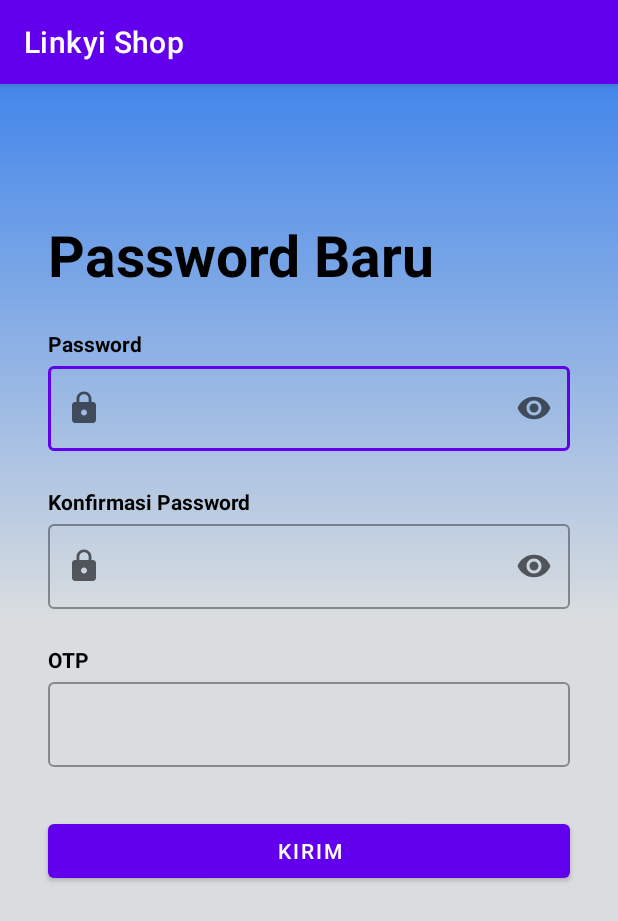
After one commit to Linkyi-Shop/linkyi-mobile, an Android app: the NewPasswordActivity screen opened directly, with no data from a screen before it, on a phone screen of 412 x 824 dp. The commit adds this screen. Shown: the top 921 px of the screen. Run offline under Robolectric (Android 15) with nearby library versions, the phone set to English and light mode, and no system bars.

Commit message:
Added Forgot Password and New Password

```diff
--- a/app/src/main/java/com/example/linkyishop/data/ViewModelFactory.kt
+++ b/app/src/main/java/com/example/linkyishop/data/ViewModelFactory.kt
@@ -6,7 +6,9 @@ import androidx.lifecycle.ViewModelProvider
 import com.example.linkyishop.data.repository.UserRepository
 import com.example.linkyishop.di.Injection
 import com.example.linkyishop.ui.login.LoginViewModel
+import com.example.linkyishop.ui.lupaPassword.LupaPasswordViewModel
 import com.example.linkyishop.ui.main.MainViewModel
+import com.example.linkyishop.ui.newPassword.NewPasswordViewModel
 import com.example.linkyishop.ui.otp.OtpViewModel
 import com.example.linkyishop.ui.register.RegisterViewModel
 
@@ -26,6 +28,12 @@ class ViewModelFactory(private val repository: UserRepository) : ViewModelProvid
             modelClass.isAssignableFrom(LoginViewModel::class.java) -> {
                 LoginViewModel(repository) as T
             }
+            modelClass.isAssignableFrom(LupaPasswordViewModel::class.java) -> {
+                LupaPasswordViewModel(repository) as T
+            }
+            modelClass.isAssignableFrom(NewPasswordViewModel::class.java) -> {
+                NewPasswordViewModel(repository) as T
+            }
             else -> throw IllegalArgumentException("Unknown ViewModel class: " + modelClass.name)
         }
     }
--- /dev/null
+++ b/app/src/main/java/com/example/linkyishop/ui/newPassword/NewPasswordActivity.kt
@@ -0,0 +1,71 @@
+package com.example.linkyishop.ui.newPassword
+
+import android.content.Intent
+import android.os.Bundle
+import android.widget.Toast
+import androidx.activity.enableEdgeToEdge
+import androidx.activity.viewModels
+import androidx.appcompat.app.AppCompatActivity
+import androidx.core.view.ViewCompat
+import androidx.core.view.WindowInsetsCompat
+import androidx.lifecycle.Observer
+import com.example.linkyishop.R
+import com.example.linkyishop.data.ViewModelFactory
+import com.example.linkyishop.databinding.ActivityNewPasswordBinding
+import com.example.linkyishop.ui.login.LoginActivity
+
+class NewPasswordActivity : AppCompatActivity() {
+    private lateinit var binding: ActivityNewPasswordBinding
+
+    private val viewModel by viewModels<NewPasswordViewModel> {
+        ViewModelFactory.getInstance(this)
+    }
+
+    override fun onCreate(savedInstanceState: Bundle?) {
+        super.onCreate(savedInstanceState)
+        enableEdgeToEdge()
+        binding = ActivityNewPasswordBinding.inflate(layoutInflater)
+        setContentView(binding.root)
+
+
+        ViewCompat.setOnApplyWindowInsetsListener(findViewById(R.id.main)) { v, insets ->
+            val systemBars = insets.getInsets(WindowInsetsCompat.Type.systemBars())
+            v.setPadding(systemBars.left, systemBars.top, systemBars.right, systemBars.bottom)
+            insets
+        }
+
+        binding.btnSubmit.setOnClickListener {
+            val password = binding.passwordEditText.text.toString().trim()
+            val confirmPassword = binding.confirmPasswordEditText.text.toString().trim()
+            val otp = binding.otpEditText.text.toString().toInt()
+
+            if (isValidInput(password, confirmPassword, otp)) {
+                viewModel.changePassword(password, confirmPassword, otp)
+            } else {
+                Toast.makeText(this, "Input tidak valid", Toast.LENGTH_SHORT).show()
+            }
+        }
+
+        viewModel.passwordChanged.observe(this, Observer { changed ->
+            if (changed) {
+                Toast.makeText(this, "Password berhasil diubah", Toast.LENGTH_SHORT).show()
+                navigateToLogin()
+            } else {
+                Toast.makeText(this, "Gagal mengubah password", Toast.LENGTH_SHORT).show()
+            }
+        })
+    }
+
+    private fun isValidInput(newPassword: String, confirmPassword: String, otp: Int): Boolean {
+        return newPassword.isNotEmpty() && confirmPassword.isNotEmpty() && newPassword == confirmPassword && otp > 0
+    }
+
+
+
+    private fun navigateToLogin() {
+        val intent = Intent(this, LoginActivity::class.java)
+        intent.addFlags(Intent.FLAG_ACTIVITY_CLEAR_TOP or Intent.FLAG_ACTIVITY_NEW_TASK)
+        startActivity(intent)
+        finish() // Optional: Sebaiknya selesaikan activity ini agar tidak bisa kembali ke halaman reset password
+    }
+}
--- a/app/src/main/res/layout/activity_login.xml
+++ b/app/src/main/res/layout/activity_login.xml
@@ -56,7 +56,7 @@
         android:layout_height="wrap_content"
         android:layout_marginStart="32dp"
         android:layout_marginTop="24dp"
-        android:text="@string/name"
+        android:text="@string/email"
         android:textColor="@color/black"
         android:textStyle="bold"
         app:layout_constraintStart_toStartOf="parent"
@@ -73,7 +73,7 @@
         app:layout_constraintEnd_toEndOf="parent"
         app:layout_constraintStart_toStartOf="parent"
         app:layout_constraintTop_toBottomOf="@id/nameTextView"
-        app:startIconDrawable="@drawable/ic_baseline_person_24"
+        app:startIconDrawable="@drawable/ic_baseline_email_24"
         tools:alpha="100">
 
         <com.google.android.material.textfield.TextInputEditText
--- /dev/null
+++ b/app/src/main/res/layout/activity_new_password.xml
@@ -0,0 +1,146 @@
+<?xml version="1.0" encoding="utf-8"?>
+<androidx.constraintlayout.widget.ConstraintLayout xmlns:android="http://schemas.android.com/apk/res/android"
+    xmlns:app="http://schemas.android.com/apk/res-auto"
+    xmlns:tools="http://schemas.android.com/tools"
+    android:id="@+id/main"
+    android:layout_width="match_parent"
+    android:layout_height="match_parent"
+    tools:context=".ui.newPassword.NewPasswordActivity"
+    android:background="@drawable/gradient_background">
+
+    <TextView
+        android:id="@+id/title2TextView"
+        android:layout_width="0dp"
+        android:layout_height="wrap_content"
+        android:layout_marginStart="32dp"
+        android:layout_marginTop="88dp"
+        android:layout_marginEnd="32dp"
+        android:text="Password Baru"
+        android:textColor="@color/black"
+        android:textSize="38sp"
+        android:textStyle="bold"
+        app:layout_constraintEnd_toEndOf="parent"
+        app:layout_constraintHorizontal_bias="0.5"
+        app:layout_constraintStart_toStartOf="parent"
+        app:layout_constraintTop_toTopOf="parent"
+        tools:alpha="100" />
+
+    <TextView
+        android:id="@+id/passwordTextView"
+        android:layout_width="wrap_content"
+        android:layout_height="wrap_content"
+        android:layout_marginStart="32dp"
+        android:layout_marginTop="24dp"
+        android:text="Password"
+        android:textColor="@color/black"
+        android:textStyle="bold"
+        app:layout_constraintStart_toStartOf="parent"
+        app:layout_constraintTop_toBottomOf="@id/title2TextView"
+        tools:alpha="100" />
+
+    <com.google.android.material.textfield.TextInputLayout
+        android:id="@+id/passwordEditTextLayout"
+        style="@style/Widget.MaterialComponents.TextInputLayout.OutlinedBox"
+        android:layout_width="0dp"
+        android:layout_height="wrap_content"
+        android:layout_marginStart="32dp"
+        android:layout_marginEnd="32dp"
+        app:endIconMode="password_toggle"
+        app:layout_constraintEnd_toEndOf="parent"
+        app:layout_constraintStart_toStartOf="parent"
+        app:layout_constraintTop_toBottomOf="@id/passwordTextView"
+        app:startIconDrawable="@drawable/ic_baseline_lock_24"
+        tools:alpha="100">
+
+        <com.google.android.material.textfield.TextInputEditText
+            android:id="@+id/passwordEditText"
+            android:layout_width="match_parent"
+            android:layout_height="wrap_content"
+            android:ems="10"
+            android:inputType="textPassword"
+            tools:ignore="SpeakableTextPresentCheck" />
+    </com.google.android.material.textfield.TextInputLayout>
+
+    <TextView
+        android:id="@+id/confirmPasswordTextView"
+        android:layout_width="wrap_content"
+        android:layout_height="wrap_content"
+        android:layout_marginStart="32dp"
+        android:layout_marginTop="24dp"
+        android:text="Konfirmasi Password"
+        android:textColor="@color/black"
+        android:textStyle="bold"
+        app:layout_constraintStart_toStartOf="parent"
+        app:layout_constraintTop_toBottomOf="@id/passwordEditTextLayout"
+        tools:alpha="100" />
+
+    <com.google.android.material.textfield.TextInputLayout
+        android:id="@+id/confirmPasswordEditTextLayout"
+        style="@style/Widget.MaterialComponents.TextInputLayout.OutlinedBox"
+        android:layout_width="0dp"
+        android:layout_height="wrap_content"
+        android:layout_marginStart="32dp"
+        android:layout_marginEnd="32dp"
+        app:endIconMode="password_toggle"
+        app:layout_constraintEnd_toEndOf="parent"
+        app:layout_constraintStart_toStartOf="parent"
+        app:layout_constraintTop_toBottomOf="@id/confirmPasswordTextView"
+        app:startIconDrawable="@drawable/ic_baseline_lock_24"
+        tools:alpha="100">
+
+        <com.google.android.material.textfield.TextInputEditText
+            android:id="@+id/confirmPasswordEditText"
+            android:layout_width="match_parent"
+            android:layout_height="wrap_content"
+            android:ems="10"
+            android:inputType="textPassword"
+            tools:ignore="SpeakableTextPresentCheck" />
+    </com.google.android.material.textfield.TextInputLayout>
+
+    <TextView
+        android:id="@+id/otpTextView"
+        android:layout_width="wrap_content"
+        android:layout_height="wrap_content"
+        android:layout_marginStart="32dp"
+        android:layout_marginTop="24dp"
+        android:text="OTP"
+        android:textColor="@color/black"
+        android:textStyle="bold"
+        app:layout_constraintStart_toStartOf="parent"
+        app:layout_constraintTop_toBottomOf="@id/confirmPasswordEditTextLayout"
+        tools:alpha="100" />
+
+    <com.google.android.material.textfield.TextInputLayout
+        android:id="@+id/otpEditTextLayout"
+        style="@style/Widget.MaterialComponents.TextInputLayout.OutlinedBox"
+        android:layout_width="0dp"
+        android:layout_height="wrap_content"
+        android:layout_marginStart="32dp"
+        android:layout_marginEnd="32dp"
+        app:layout_constraintEnd_toEndOf="parent"
+        app:layout_constraintStart_toStartOf="parent"
+        app:layout_constraintTop_toBottomOf="@id/otpTextView"
+        tools:alpha="100">
+
+        <com.google.android.material.textfield.TextInputEditText
+            android:id="@+id/otpEditText"
+            android:layout_width="match_parent"
+            android:layout_height="wrap_content"
+            android:ems="10"
+            android:inputType="number"
+            tools:ignore="SpeakableTextPresentCheck" />
+    </com.google.android.material.textfield.TextInputLayout>
+
+    <Button
+        android:id="@+id/btn_submit"
+        android:layout_width="0dp"
+        android:layout_height="wrap_content"
+        android:text="Kirim"
+        app:layout_constraintTop_toBottomOf="@id/otpEditTextLayout"
+        app:layout_constraintLeft_toLeftOf="parent"
+        app:layout_constraintRight_toRightOf="parent"
+        android:layout_marginStart="32dp"
+        android:layout_marginEnd="32dp"
+        android:layout_marginTop="32dp" />
+
+</androidx.constraintlayout.widget.ConstraintLayout>
--- a/app/src/main/res/values/strings.xml
+++ b/app/src/main/res/values/strings.xml
@@ -38,5 +38,9 @@
     <string name="resend_otp">Kirim Ulang</string>
     <string name="errorOTP">Kode OTP tidak valid</string>
     <string name="validasiRegister">Semua Kolom harus diisi</string>
+    <string name="otp_resent">OTP berhasil dikirim ulang</string>
+    <string name="kirim">Kirim</string>
+    <string name="lupa_password">Lupa Password</string>
+    <string name="kembali_ke_login">Kembali</string>
 
 </resources>
```
Also changed, not shown: app/src/main/AndroidManifest.xml (+9 -3 lines), app/src/main/java/com/example/linkyishop/data/repository/UserRepository.kt (+15 -0 lines), app/src/main/java/com/example/linkyishop/data/retrofit/api/ApiServices.kt (+24 -0 lines), app/src/main/java/com/example/linkyishop/data/retrofit/response/LupaPasswordResponse.kt (added, +15 -0 lines), app/src/main/java/com/example/linkyishop/data/retrofit/response/NewPassword2Response.kt (added, +15 -0 lines), app/src/main/java/com/example/linkyishop/data/retrofit/response/NewPasswordResponse.kt (added, +15 -0 lines), app/src/main/java/com/example/linkyishop/data/retrofit/response/ResendOtpResponse.kt (added, +15 -0 lines), app/src/main/java/com/example/linkyishop/ui/login/LoginActivity.kt (+11 -0 lines), app/src/main/java/com/example/linkyishop/ui/lupaPassword/LupaPasswordActivity.kt (added, +77 -0 lines), app/src/main/java/com/example/linkyishop/ui/lupaPassword/LupaPasswordViewModel.kt (added, +34 -0 lines), app/src/main/java/com/example/linkyishop/ui/newPassword/NewPasswordViewModel.kt (added, +28 -0 lines), app/src/main/java/com/example/linkyishop/ui/otp/OtpVerifActivity.kt (+14 -5 lines), app/src/main/java/com/example/linkyishop/ui/otp/OtpViewModel.kt (+15 -0 lines), app/src/main/res/layout/activity_lupa_password.xml (added, +82 -0 lines).
